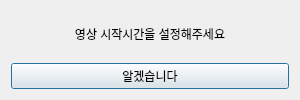
Before: the Qt Designer form ui/dialogVideo.ui in beom-yun/trading-video, drawn with Qt 5.
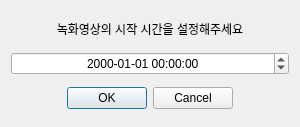
After: the same form once the commit is applied.

```diff
--- a/ui/dialogVideo.ui
+++ b/ui/dialogVideo.ui
@@ -7,19 +7,23 @@
     <x>0</x>
     <y>0</y>
     <width>300</width>
-    <height>100</height>
+    <height>127</height>
    </rect>
   </property>
   <property name="windowTitle">
    <string>확인해주세요</string>
   </property>
-  <layout class="QGridLayout" name="gridLayout">
-   <item row="0" column="0">
     <layout class="QVBoxLayout" name="verticalLayout">
      <item>
       <widget class="QLabel" name="label">
+     <property name="sizePolicy">
+      <sizepolicy hsizetype="Preferred" vsizetype="Expanding">
+       <horstretch>0</horstretch>
+       <verstretch>0</verstretch>
+      </sizepolicy>
+     </property>
        <property name="text">
-        <string>영상 시작시간을 설정해주세요</string>
+      <string>녹화영상의 시작 시간을 설정해주세요</string>
        </property>
        <property name="alignment">
         <set>Qt::AlignCenter</set>
@@ -27,13 +31,30 @@
       </widget>
      </item>
      <item>
-      <widget class="QPushButton" name="pushButton">
-       <property name="text">
-        <string>알겠습니다</string>
-       </property>
-      </widget>
-     </item>
-    </layout>
+    <widget class="QDateTimeEdit" name="dateTimeEdit">
+     <property name="alignment">
+      <set>Qt::AlignCenter</set>
+     </property>
+     <property name="displayFormat">
+      <string>yyyy-MM-dd hh:mm:ss</string>
+     </property>
+    </widget>
+   </item>
+   <item>
+    <widget class="QDialogButtonBox" name="buttonBox">
+     <property name="sizePolicy">
+      <sizepolicy hsizetype="Expanding" vsizetype="Expanding">
+       <horstretch>0</horstretch>
+       <verstretch>0</verstretch>
+      </sizepolicy>
+     </property>
+     <property name="standardButtons">
+      <set>QDialogButtonBox::Cancel|QDialogButtonBox::Ok</set>
+     </property>
+     <property name="centerButtons">
+      <bool>true</bool>
+     </property>
+    </widget>
    </item>
   </layout>
  </widget>
```
Left out of the diff: 30 changed lines with no effect on the pictures. Lines whose indentation alone changed are shown as unchanged.
